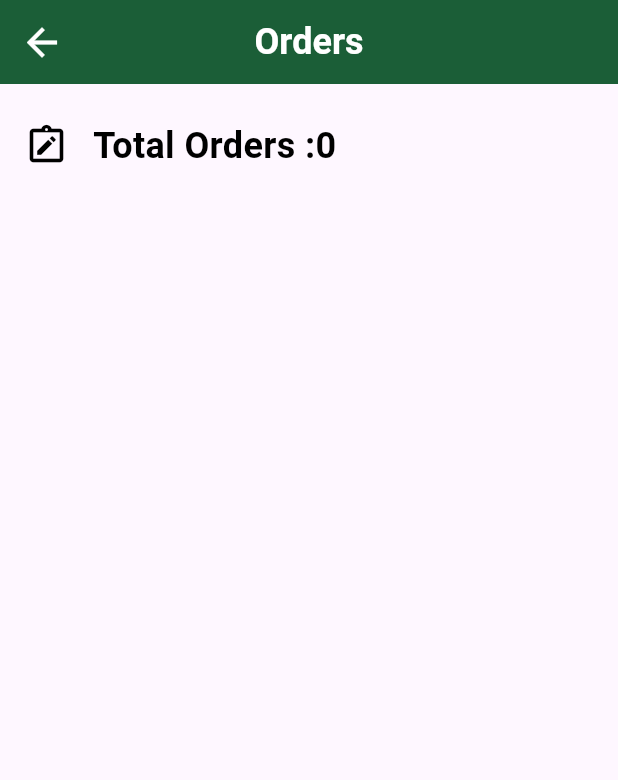
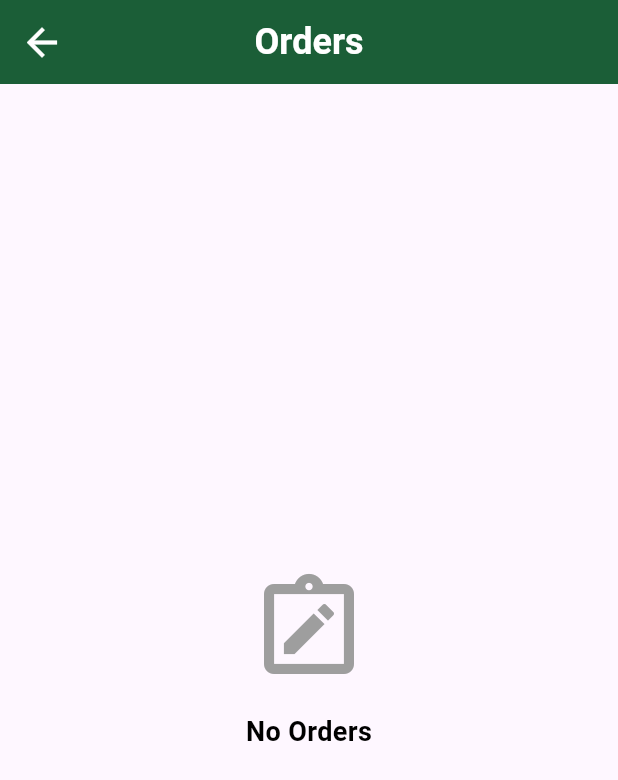
Before and after one commit to SaifAmir39/dashborad-_admain-_fruit_hup_store, a Flutter app: the OrderView screen opened directly, on a phone screen of 412 x 824 dp. Shown: the top 780 px of the screen. Run offline on Flutter 3.47's test engine with Material 3 defaults, Android fonts, the phone set to English and light mode, and no system bars; our stand-ins replace bloc, cloud_firestore, dartz, dotted_border, firebase_core, firebase_storage and 4 more; accounts and stored records are empty.

Commit message:
create udpdat order

```diff
--- a/lib/core/services/firebase_firestoresevice.dart
+++ b/lib/core/services/firebase_firestoresevice.dart
@@ -100,4 +100,10 @@ class FirebaseFirestoresevice implements DatabaseService {
       yield snapshot.docs.map((e) => e.data()).toList();
     }
   }
+
+  @override
+  Future<void> updateData({required String path, required Map<String, dynamic> data, required String documentid})async {
+   await firestore.collection(path).doc(documentid).update(data);
+    throw UnimplementedError();
+  }
 }
--- /dev/null
+++ b/lib/features/orders/data/models/order_stutes.dart
@@ -0,0 +1,7 @@
+enum OrderStutes{
+  pending,
+  process,
+  delivered,
+  cancel,
+
+}
--- a/lib/features/orders/domain/repo/order_repo.dart
+++ b/lib/features/orders/domain/repo/order_repo.dart
@@ -1,5 +1,6 @@
 import 'package:dartz/dartz.dart';
 import 'package:dash_bord_fruite_hup/core/errors/failer.dart';
+import 'package:dash_bord_fruite_hup/features/orders/data/models/order_stutes.dart';
 import 'package:dash_bord_fruite_hup/features/orders/domain/entitis/order_entiti.dart';
 
 abstract class OrderRepo {
@@ -7,5 +8,5 @@ Future<Either<failer,void>> createOrder({required OrderEntiti order});
 
 Stream<Either<failer,List<OrderEntiti>>> getOrders();
 
-
+Future<Either<failer,void>> updateorderStatus({required OrderStutes status,required String orderid});
 }
--- a/lib/features/orders/presentaion/manger/bloc/order_event.dart
+++ b/lib/features/orders/presentaion/manger/bloc/order_event.dart
@@ -3,3 +3,8 @@ part of 'order_bloc.dart';
 @immutable
 abstract class OrderEvent {}
 class GetOrderEvent extends OrderEvent {}
+class UpdateOrderEvent extends OrderEvent {
+  String orderId;
+  OrderStutes orderState;
+  UpdateOrderEvent({required this.orderId,required this.orderState});
+}
--- a/lib/features/orders/presentaion/view/widgets/orders_view_body.dart
+++ b/lib/features/orders/presentaion/view/widgets/orders_view_body.dart
@@ -43,7 +43,25 @@ class _OrdersViewBodyState extends State<OrdersViewBody> {
             );
           }
           if (state is OrderSuccess) {
-            return CustomScrollView(
+            return state.orders.isEmpty ? Center(child:
+
+            Column(
+              mainAxisAlignment: MainAxisAlignment.center,
+              children: [
+                Icon(Icons.note_alt_outlined
+
+                , color: Colors.grey, size:80,),
+                SizedBox(height: 16,),
+                Text("No Orders",
+                style: TextStyle(
+                  color: Colors.black,
+                  fontSize: 18,
+                  fontWeight: FontWeight.w700,
+                  ),
+
+                ),
+              ],
+            )) : CustomScrollView(
               slivers: [
                 SliverToBoxAdapter(child: SizedBox(height: 24)),
                 SliverToBoxAdapter(
```
Also changed, not shown: lib/core/services/Database_service.dart (+25 -9 lines), lib/features/orders/data/repo/order_repo_implementiom.dart (+19 -0 lines), lib/features/orders/presentaion/manger/bloc/order_bloc.dart (+18 -2 lines), lib/features/orders/presentaion/view/widgets/order_items.dart (+117 -2 lines), lib/features/orders/presentaion/view/widgets/product_item.dart (+4 -67 lines).
